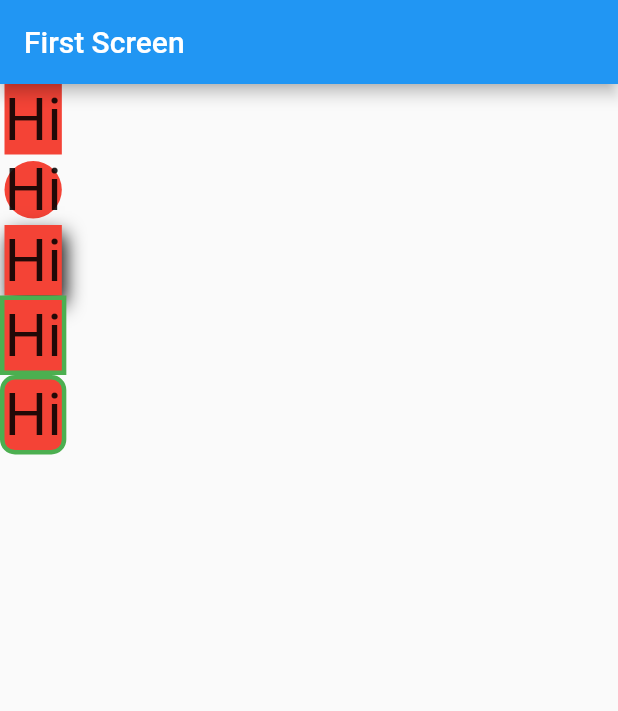
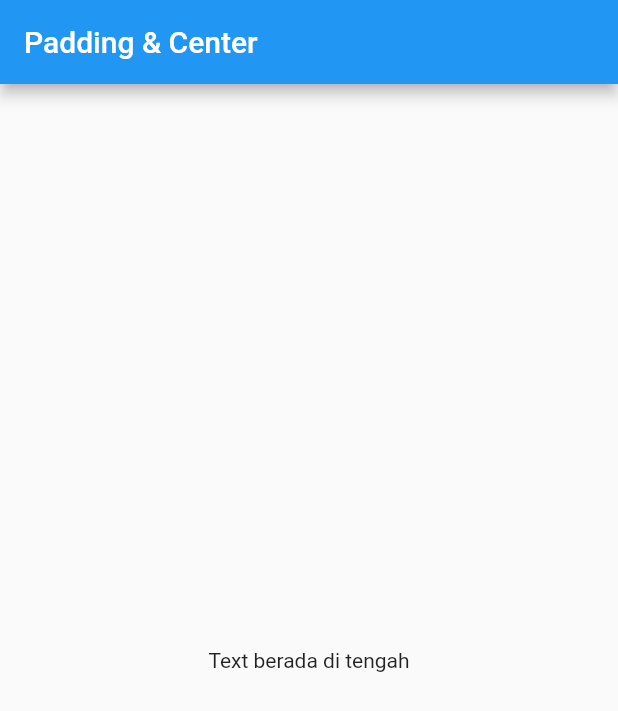
Before and after one commit to samyutomo/learn-basic-flutter, a Flutter app: the screen it shows after launch, on a phone screen of 412 x 824 dp. Shown: the top 711 px of the screen. Run offline on Flutter 3.47's test engine with Material 2 defaults, Android fonts, the phone set to English and light mode, and no system bars.

Commit message:
learn example code 07: Padding & Center

```diff
--- a/lib/main.dart
+++ b/lib/main.dart
@@ -8,48 +8,22 @@ class FirstScreen extends StatelessWidget {
   @override
   Widget build(BuildContext context) {
     return MaterialApp(
-        title: "Container",
+        title: "Padding Center",
         theme: ThemeData(primarySwatch: Colors.blue),
         home: Scaffold(
           appBar: AppBar(
-            title: const Text("First Screen"),
+            title: const Text("Padding & Center"),
           ),
-          body: Column(
-            children: [
-              Container(
-                child: const Text("Hi", style: TextStyle(fontSize: 40),),
-                decoration: const BoxDecoration(color: Colors.red),
-              ),
-              Container(
-                child: const Text("Hi", style: TextStyle(fontSize: 40),),
-                decoration: const BoxDecoration(
-                    color: Colors.red,
-                    shape: BoxShape.circle),
-              ),
-              Container(
-                child: const Text("Hi", style: TextStyle(fontSize: 40),),
-                decoration: const BoxDecoration(
-                    color: Colors.red,
-                    boxShadow: [
-                      BoxShadow(
-                          color: Colors.black,
-                          offset: Offset(3, 6),
-                          blurRadius: 10)
-                ]),
-              ),
-              Container(
-                  child: const Text("Hi", style: TextStyle(fontSize: 40),),
-                  decoration: BoxDecoration(
-                      color: Colors.red,
-                      border: Border.all(color: Colors.green, width: 3))),
-              Container(
-                  child: const Text("Hi", style: TextStyle(fontSize: 40),),
-                  decoration: BoxDecoration(
-                      color: Colors.red,
-                      border: Border.all(color: Colors.green, width: 3),
-                      borderRadius: BorderRadius.circular(10)))
-            ],
+          body:
+              /* remove comment symbol (//) below to see what padding or center acts */
+              // Padding(
+              //   padding: EdgeInsets.all(30),
+              //   child: Text("Ini Padding"),
+              // )
+              Center(
+                child: Text("Text berada di tengah"),
+              )
           ),
-        ));
+        );
   }
 }
```
